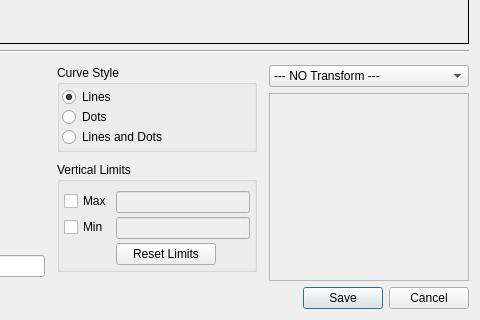
First picture: the form in plotter_gui/plotwidget_editor.ui, repository ziparker/PlotJuggler, before the edit; both pictures show x 420 to 900 and y 267 to 587 of the 900 by 587 pixel window.
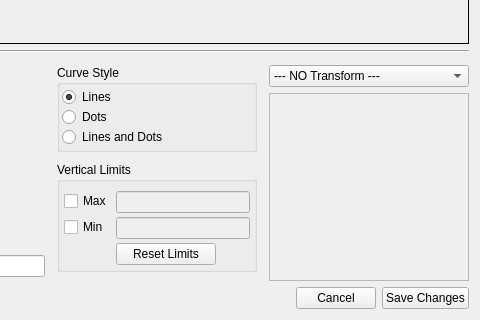
Second picture: the form after the edit.

Commit message: many improvements in PlotWidget editor and toolbar

Diff of the .ui file:
```diff
--- a/plotter_gui/plotwidget_editor.ui
+++ b/plotter_gui/plotwidget_editor.ui
@@ -172,7 +172,11 @@
           </widget>
          </item>
          <item>
-          <widget class="QLineEdit" name="editColotText"/>
+          <widget class="QLineEdit" name="editColotText">
+           <property name="focusPolicy">
+            <enum>Qt::NoFocus</enum>
+           </property>
+          </widget>
          </item>
          <item>
           <spacer name="verticalSpacer_2">
@@ -249,6 +253,9 @@
             </property>
             <item>
              <widget class="QRadioButton" name="radioLines">
+              <property name="focusPolicy">
+               <enum>Qt::NoFocus</enum>
+              </property>
               <property name="text">
                <string>Lines</string>
               </property>
@@ -259,6 +266,9 @@
             </item>
             <item>
              <widget class="QRadioButton" name="radioPoints">
+              <property name="focusPolicy">
+               <enum>Qt::NoFocus</enum>
+              </property>
               <property name="text">
                <string>Dots</string>
               </property>
@@ -266,6 +276,9 @@
             </item>
             <item>
              <widget class="QRadioButton" name="radioBoth">
+              <property name="focusPolicy">
+               <enum>Qt::NoFocus</enum>
+              </property>
               <property name="text">
                <string>Lines and Dots</string>
               </property>
@@ -312,6 +325,9 @@
             </property>
             <item row="1" column="0">
              <widget class="QCheckBox" name="checkBoxMax">
+              <property name="focusPolicy">
+               <enum>Qt::NoFocus</enum>
+              </property>
               <property name="text">
                <string>Max</string>
               </property>
@@ -326,6 +342,9 @@
             </item>
             <item row="2" column="0">
              <widget class="QCheckBox" name="checkBoxMin">
+              <property name="focusPolicy">
+               <enum>Qt::NoFocus</enum>
+              </property>
               <property name="text">
                <string>Min</string>
               </property>
@@ -357,6 +376,9 @@
                   <height>16777215</height>
                  </size>
                 </property>
+                <property name="focusPolicy">
+                 <enum>Qt::NoFocus</enum>
+                </property>
                 <property name="layoutDirection">
                  <enum>Qt::LeftToRight</enum>
                 </property>
@@ -475,14 +497,44 @@
           </widget>
          </item>
          <item>
-          <widget class="QDialogButtonBox" name="buttonBox">
-           <property name="standardButtons">
-            <set>QDialogButtonBox::Cancel|QDialogButtonBox::Save</set>
+          <layout class="QHBoxLayout" name="horizontalLayout_3">
+           <property name="topMargin">
+            <number>0</number>
            </property>
-           <property name="centerButtons">
-            <bool>false</bool>
-           </property>
-          </widget>
+           <item>
+            <spacer name="horizontalSpacer">
+             <property name="orientation">
+              <enum>Qt::Horizontal</enum>
+             </property>
+             <property name="sizeHint" stdset="0">
+              <size>
+               <width>40</width>
+               <height>20</height>
+              </size>
+             </property>
+            </spacer>
+           </item>
+           <item>
+            <widget class="QPushButton" name="pushButtonCancel">
+             <property name="focusPolicy">
+              <enum>Qt::NoFocus</enum>
+             </property>
+             <property name="text">
+              <string>Cancel</string>
+             </property>
+            </widget>
+           </item>
+           <item>
+            <widget class="QPushButton" name="pushButtonSave">
+             <property name="focusPolicy">
+              <enum>Qt::NoFocus</enum>
+             </property>
+             <property name="text">
+              <string>Save Changes</string>
+             </property>
+            </widget>
+           </item>
+          </layout>
          </item>
         </layout>
        </widget>
```
The commit also changes 7 other files.
